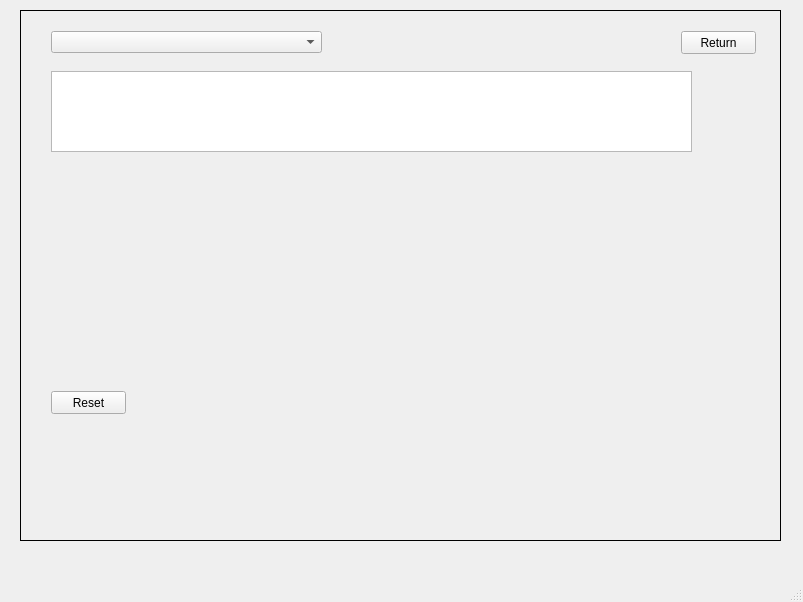
This is CS1D_Project_2/mainwindow.ui in hicholasnu/Take-Me-Out-To-The-Ballgame as Qt 5 draws it before an edit. The edited form follows.
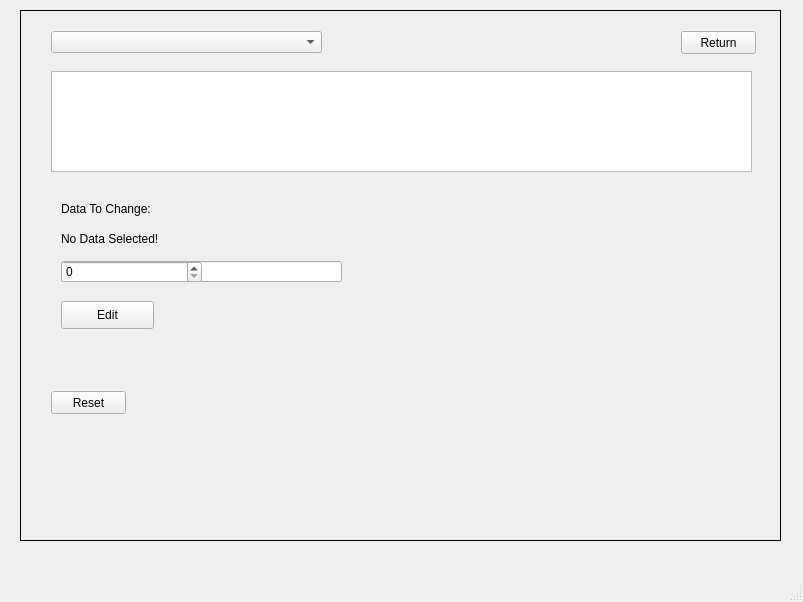
This is the edited form.

```diff
--- a/CS1D_Project_2/mainwindow.ui
+++ b/CS1D_Project_2/mainwindow.ui
@@ -817,8 +817,8 @@
        <rect>
         <x>30</x>
         <y>60</y>
-        <width>641</width>
-        <height>81</height>
+        <width>701</width>
+        <height>101</height>
        </rect>
       </property>
      </widget>
@@ -845,6 +845,71 @@
        </rect>
       </property>
      </widget>
+     <widget class="QLineEdit" name="lineEditEditData">
+      <property name="geometry">
+       <rect>
+        <x>40</x>
+        <y>250</y>
+        <width>281</width>
+        <height>21</height>
+       </rect>
+      </property>
+      <property name="clearButtonEnabled">
+       <bool>false</bool>
+      </property>
+     </widget>
+     <widget class="QLabel" name="labelSelectedData">
+      <property name="geometry">
+       <rect>
+        <x>40</x>
+        <y>220</y>
+        <width>281</width>
+        <height>16</height>
+       </rect>
+      </property>
+      <property name="text">
+       <string>No Data Selected!</string>
+      </property>
+     </widget>
+     <widget class="QPushButton" name="pushButtonEditData">
+      <property name="geometry">
+       <rect>
+        <x>40</x>
+        <y>290</y>
+        <width>93</width>
+        <height>28</height>
+       </rect>
+      </property>
+      <property name="text">
+       <string>Edit</string>
+      </property>
+     </widget>
+     <widget class="QSpinBox" name="spinBoxEditData">
+      <property name="enabled">
+       <bool>true</bool>
+      </property>
+      <property name="geometry">
+       <rect>
+        <x>40</x>
+        <y>250</y>
+        <width>141</width>
+        <height>22</height>
+       </rect>
+      </property>
+     </widget>
+     <widget class="QLabel" name="label">
+      <property name="geometry">
+       <rect>
+        <x>40</x>
+        <y>190</y>
+        <width>141</width>
+        <height>16</height>
+       </rect>
+      </property>
+      <property name="text">
+       <string>Data To Change:</string>
+      </property>
+     </widget>
     </widget>
    </widget>
   </widget>
```
Left out of the diff: 2 changed lines with no effect on the pictures.
